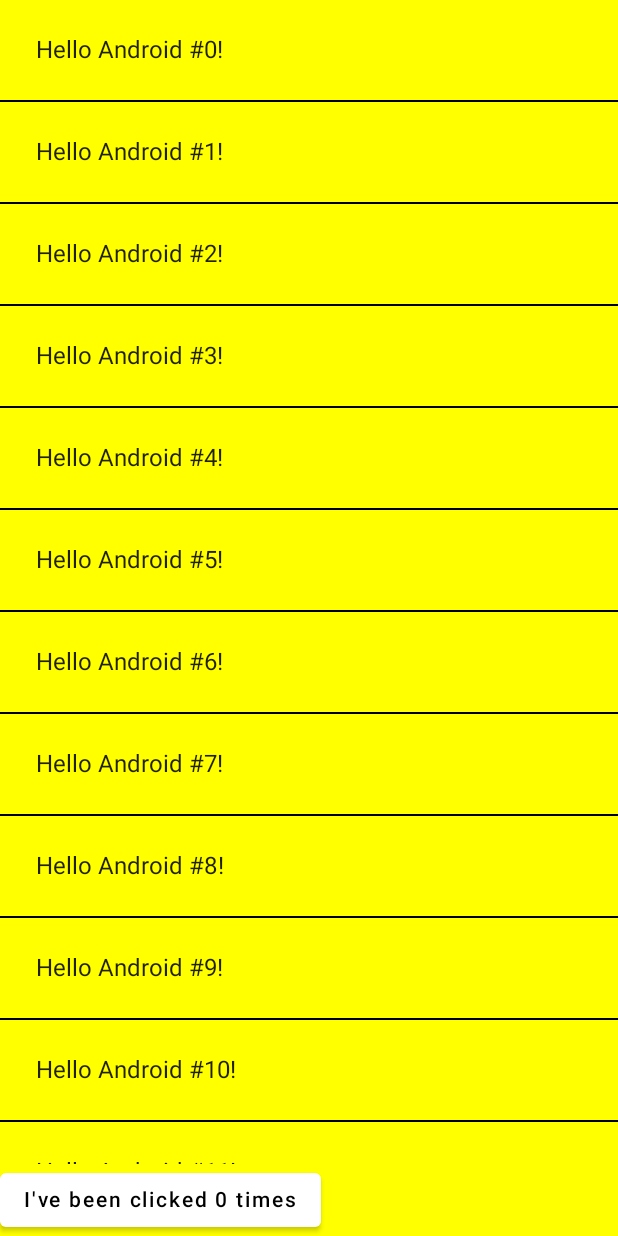
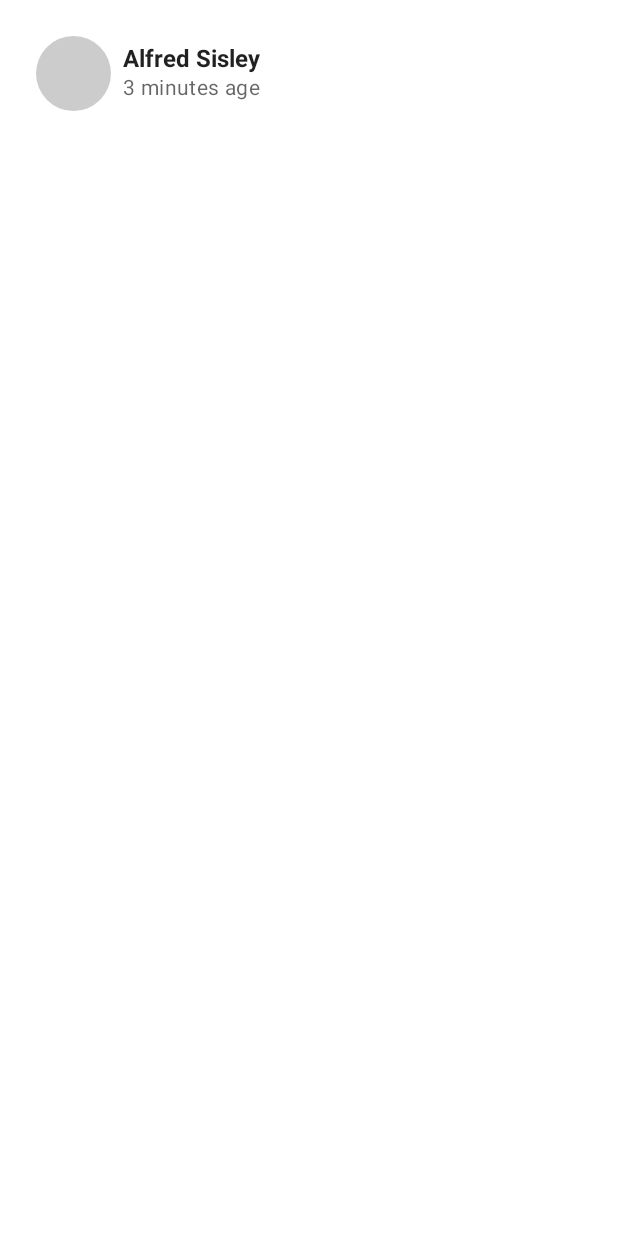
Before and after one commit to young-chen/ComposeTest, an Android app built with Jetpack Compose: the screen it shows after launch (MainActivity before the commit, LayoutsCodeLab after it), on a phone screen of 412 x 824 dp. Run offline under Robolectric (Android 15) with nearby library versions, the phone set to English and light mode, and no system bars.

Commit message:
finish 3 Modifiers

```diff
--- /dev/null
+++ b/app/src/main/java/net/youngchen/composetest/LayoutsCodeLab.kt
@@ -0,0 +1,72 @@
+package net.youngchen.composetest
+
+import android.os.Bundle
+import androidx.activity.ComponentActivity
+import androidx.activity.compose.setContent
+import androidx.compose.foundation.background
+import androidx.compose.foundation.clickable
+import androidx.compose.foundation.layout.Column
+import androidx.compose.foundation.layout.Row
+import androidx.compose.foundation.layout.padding
+import androidx.compose.foundation.layout.size
+import androidx.compose.foundation.shape.CircleShape
+import androidx.compose.foundation.shape.RoundedCornerShape
+import androidx.compose.material.*
+import androidx.compose.runtime.Composable
+import androidx.compose.runtime.CompositionLocalProvider
+import androidx.compose.ui.Alignment
+import androidx.compose.ui.Modifier
+import androidx.compose.ui.draw.clip
+import androidx.compose.ui.text.font.FontWeight
+import androidx.compose.ui.tooling.preview.Preview
+import androidx.compose.ui.unit.dp
+import net.youngchen.composetest.ui.theme.ComposeTestTheme
+
+class LayoutsCodeLab : ComponentActivity() {
+    override fun onCreate(savedInstanceState: Bundle?) {
+        super.onCreate(savedInstanceState)
+        setContent {
+            ComposeTestTheme {
+                PhotographerCard()
+            }
+        }
+    }
+}
+
+@Composable
+fun PhotographerCard(modifier: Modifier = Modifier) {
+    Row(
+        modifier
+            .padding(8.dp)
+            .clip(RoundedCornerShape(4.dp))
+            .background(MaterialTheme.colors.surface)
+            .clickable(onClick = {})
+            .padding(16.dp)
+    ) {
+        Surface(
+            modifier = Modifier.size(50.dp),
+            shape = CircleShape,
+            color = MaterialTheme.colors.onSurface.copy(alpha = 0.2f)
+        ) {
+
+        }
+        Column(
+            modifier = Modifier
+                .padding(start = 8.dp)
+                .align(Alignment.CenterVertically)
+        ) {
+            Text(text = "Alfred Sisley", fontWeight = FontWeight.Bold)
+            CompositionLocalProvider(LocalContentAlpha provides ContentAlpha.medium) {
+                Text(text = "3 minutes age", style = MaterialTheme.typography.body2)
+            }
+        }
+    }
+}
+
+@Preview(showBackground = true)
+@Composable
+fun DefaultPreview2() {
+    ComposeTestTheme {
+        PhotographerCard()
+    }
+}
--- a/app/src/main/res/values/strings.xml
+++ b/app/src/main/res/values/strings.xml
@@ -1,3 +1,4 @@
 <resources>
     <string name="app_name">ComposeTest</string>
+    <string name="title_activity_layouts_code_lab">LayoutsCodeLab</string>
 </resources>
--- a/build.gradle
+++ b/build.gradle
@@ -8,7 +8,7 @@ buildscript {
         mavenCentral()
     }
     dependencies {
-        classpath "com.android.tools.build:gradle:7.0.0-alpha08"
+        classpath 'com.android.tools.build:gradle:7.0.0-alpha09'
         classpath "org.jetbrains.kotlin:kotlin-gradle-plugin:1.4.30"
 
         // NOTE: Do not place your application dependencies here; they belong
```
Also changed, not shown: app/src/main/AndroidManifest.xml (+8 -2 lines).
